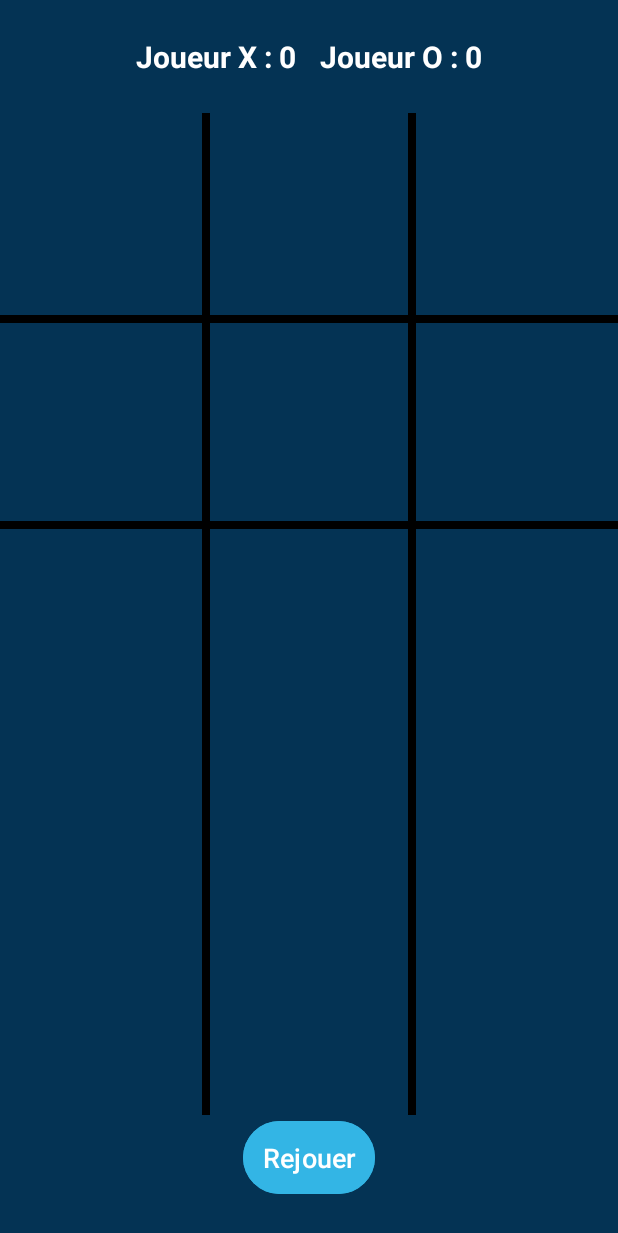
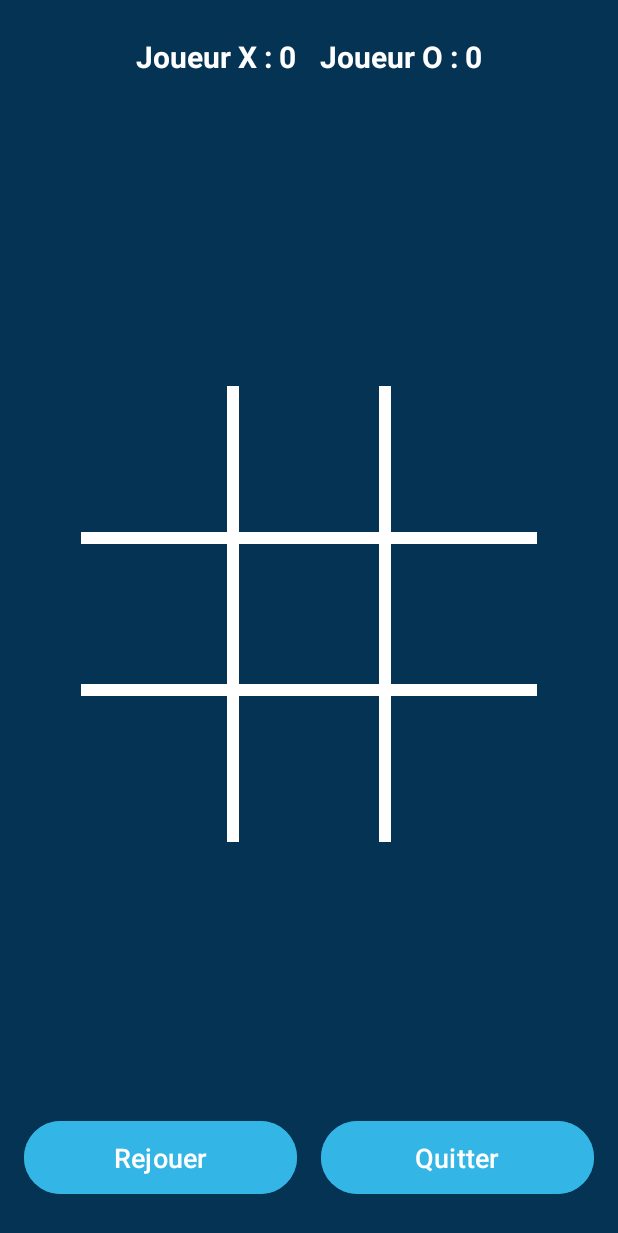
Before and after one commit to fafare56/projet_dev_mobile, an Android app: the TicTacToeActivity screen opened directly, with no data from a screen before it, on a phone screen of 412 x 824 dp. Shown: the top 1233 px of the screen. Run offline under Robolectric (Android 15) with nearby library versions, the phone set to English and light mode, and no system bars.

Commit message:
ajout scores

```diff
--- a/app/src/main/java/com/example/tictactoe/TicTacToeActivity.java
+++ b/app/src/main/java/com/example/tictactoe/TicTacToeActivity.java
@@ -9,7 +9,6 @@ import androidx.appcompat.app.AppCompatActivity;
 public class TicTacToeActivity extends AppCompatActivity {
     private int scoreX = 0;
     private int scoreO = 0;
-    private int tailleGrille = 3; // Par défaut 3x3
     private TextView scoreXText, scoreOText;
     private TicTacToeView ticTacToeView;
 
@@ -18,25 +17,39 @@ public class TicTacToeActivity extends AppCompatActivity {
         super.onCreate(savedInstanceState);
         setContentView(R.layout.tictactoe);
 
-        tailleGrille = getIntent().getIntExtra("TAILLE_GRILLE", 3);
-
         scoreXText = findViewById(R.id.scoreX);
         scoreOText = findViewById(R.id.scoreO);
         ticTacToeView = findViewById(R.id.ticTacToeView);
 
-        ticTacToeView.setTailleGrille(tailleGrille);
+        // Initialiser les scores
+        updateScoreDisplay();
 
+        // Configurer le listener pour les mises à jour de score
+        ticTacToeView.setScoreUpdateListener(new TicTacToeView.ScoreUpdateListener() {
+            @Override
+            public void onScoreUpdated(char winner) {
+                if (winner == 'X') {
+                    scoreX++;
+                } else if (winner == 'O') {
+                    scoreO++;
+                }
+                updateScoreDisplay();
+            }
+        });
+
+        // Bouton Rejouer
         Button btnRejouer = findViewById(R.id.btnRejouer);
-        btnRejouer.setOnClickListener(v -> ticTacToeView.resetBoard());
+        btnRejouer.setOnClickListener(v -> {
+            ticTacToeView.resetBoard();
+        });
+
+        // Bouton Quitter
+        Button btnQuitter = findViewById(R.id.btnQuitter);
+        btnQuitter.setOnClickListener(v -> finish());
     }
 
-    public void updateScore(char winner) {
-        if (winner == 'X') {
-            scoreX++;
-            scoreXText.setText("Joueur X : " + scoreX);
-        } else if (winner == 'O') {
-            scoreO++;
-            scoreOText.setText("Joueur O : " + scoreO);
-        }
+    private void updateScoreDisplay() {
+        scoreXText.setText("Joueur X : " + scoreX);
+        scoreOText.setText("Joueur O : " + scoreO);
     }
 }
--- a/app/src/main/java/com/example/tictactoe/TicTacToeView.java
+++ b/app/src/main/java/com/example/tictactoe/TicTacToeView.java
@@ -2,39 +2,57 @@ package com.example.tictactoe;
 
 import android.content.Context;
 import android.graphics.Canvas;
+import android.graphics.Color;
 import android.graphics.Paint;
 import android.util.AttributeSet;
+import android.util.Log;
 import android.view.MotionEvent;
 import android.view.View;
 import android.widget.Toast;
-import java.util.Arrays;
 
 public class TicTacToeView extends View {
-    private Paint paint;
     private char[][] board;
     private char currentPlayer;
     private AI iaJeu;
     private boolean gameOver = false;
 
-    private static int TAILLEGRILLE = 3;
-    private static final int ALIGNEMENT_VICTOIRE = TAILLEGRILLE;
+    private Paint gridPaint;
+    private Paint xPaint;
+    private Paint oPaint;
+    private float strokeWidth = 12f;
+
+    private int TAILLEGRILLE = 3; // Valeur par défaut
+    private ScoreUpdateListener scoreUpdateListener;
 
     public TicTacToeView(Context context, AttributeSet attrs) {
         super(context, attrs);
-        paint = new Paint();
-        paint.setColor(0xFF000000);
-        paint.setStrokeWidth(10);
+        initGame();
+    }
 
-        // Initialisation du tableau board
+    private void initGame() {
+        // Initialisation des Paint
+        gridPaint = new Paint();
+        gridPaint.setColor(Color.WHITE);
+        gridPaint.setStrokeWidth(strokeWidth);
+        gridPaint.setStyle(Paint.Style.STROKE);
+        gridPaint.setAntiAlias(true);
+
+        xPaint = new Paint(gridPaint);
+        xPaint.setStrokeWidth(strokeWidth * 1.5f);
+        xPaint.setColor(Color.WHITE);
+
+        oPaint = new Paint(gridPaint);
+        oPaint.setStrokeWidth(strokeWidth * 1.2f);
+        oPaint.setColor(Color.WHITE);
+        oPaint.setStyle(Paint.Style.STROKE);
+
+        // Initialisation du plateau
         board = new char[TAILLEGRILLE][TAILLEGRILLE];
-        currentPlayer = 'X';
-        resetBoard();  // Initialiser le plateau
-
+        resetBoard();
         iaJeu = new AI(board);
     }
 
     public void resetBoard() {
-        board = new char[TAILLEGRILLE][TAILLEGRILLE];
         for (int i = 0; i < TAILLEGRILLE; i++) {
             for (int j = 0; j < TAILLEGRILLE; j++) {
                 board[i][j] = ' ';
@@ -49,33 +67,40 @@ public class TicTacToeView extends View {
     protected void onDraw(Canvas canvas) {
         super.onDraw(canvas);
 
+        if (board == null) {
+            Log.e("TicTacToe", "Board is null in onDraw");
+            return;
+        }
+
         int width = getWidth();
         int height = getHeight();
-        int cellSize = width / TAILLEGRILLE;
+        int margin = (int)(width * 0.1f);
+        int gridSize = Math.min(width, height) - 2 * margin;
+        int cellSize = gridSize / TAILLEGRILLE;
 
-        // Réduire l'épaisseur des lignes de la grille
-        paint.setStrokeWidth(8);
-
-        // Dessiner les lignes de la grille
+        // Dessin de la grille
         for (int i = 1; i < TAILLEGRILLE; i++) {
-            int pos = i * cellSize;
-            canvas.drawLine(pos, 0, pos, height, paint);
-            canvas.drawLine(0, pos, width, pos, paint);
+            int pos = margin + i * cellSize;
+            canvas.drawLine(pos, margin, pos, margin + gridSize, gridPaint);
+            canvas.drawLine(margin, pos, margin + gridSize, pos, gridPaint);
         }
 
-        // Augmenter la taille du texte pour les symboles X et O
-        Paint textPaint = new Paint();
-        textPaint.setColor(0xFF000000);
-        textPaint.setTextSize(150);  // Augmenter la taille du texte
-        textPaint.setTextAlign(Paint.Align.CENTER);
-
-        // Dessiner les X et O dans chaque case
+        // Dessin des symboles
         for (int i = 0; i < TAILLEGRILLE; i++) {
             for (int j = 0; j < TAILLEGRILLE; j++) {
-                if (board[i][j] != ' ') {
-                    float x = j * cellSize + cellSize / 2f;
-                    float y = i * cellSize + cellSize / 2f + 35;
-                    canvas.drawText(String.valueOf(board[i][j]), x, y, textPaint);
+                if (i >= board.length || j >= board[i].length) continue;
+
+                int centerX = margin + j * cellSize + cellSize / 2;
+                int centerY = margin + i * cellSize + cellSize / 2;
+                int radius = (int)(cellSize * 0.4f);
+
+                if (board[i][j] == 'X') {
+                    canvas.drawLine(centerX - radius, centerY - radius,
+                            centerX + radius, centerY + radius, xPaint);
+                    canvas.drawLine(centerX + radius, centerY - radius,
+                            centerX - radius, centerY + radius, xPaint);
+                } else if (board[i][j] == 'O') {
+                    canvas.drawCircle(centerX, centerY, radius, oPaint);
                 }
             }
         }
@@ -83,31 +108,39 @@ public class TicTacToeView extends View {
 
     @Override
     public boolean onTouchEvent(MotionEvent event) {
-        if (gameOver) return true;
+        if (gameOver || currentPlayer != 'X') return true;
 
         int width = getWidth();
-        int cellSize = width / TAILLEGRILLE;
+        int margin = (int)(width * 0.1f);
+        int gridSize = width - 2 * margin;
+        int cellSize = gridSize / TAILLEGRILLE;
 
         if (event.getAction() == MotionEvent.ACTION_DOWN) {
-            int xPos = (int) event.getX() / cellSize;
-            int yPos = (int) event.getY() / cellSize;
+            int x = (int)event.getX();
+            int y = (int)event.getY();
 
-            if (board[yPos][xPos] == ' ') {
-                // Marquer la case avec le coup du joueur
+            // Vérifier que le toucher est dans la grille
+            if (x < margin || x > margin + gridSize ||
+                    y < margin || y > margin + gridSize) {
+                return true;
+            }
+
+            int xPos = (x - margin) / cellSize;
+            int yPos = (y - margin) / cellSize;
+
+            if (xPos >= 0 && xPos < TAILLEGRILLE &&
+                    yPos >= 0 && yPos < TAILLEGRILLE &&
+                    board[yPos][xPos] == ' ') {
+
                 board[yPos][xPos] = currentPlayer;
                 invalidate();
 
-                // Vérifier si le joueur a gagné
                 if (verifierGagnant(currentPlayer)) {
                     afficherVainqueur(currentPlayer);
-                    return true;
-                }
-
-                // Changer de joueur
-                currentPlayer = (currentPlayer == 'X') ? 'O' : 'X';
-
-                // Si c'est le tour de l'IA, faire jouer l'IA
-                if (currentPlayer == 'O') {
+                } else if (estMatchNul()) {
+                    afficherMatchNul();
+                } else {
+                    currentPlayer = 'O';
                     jouerIA();
                 }
             }
@@ -193,7 +226,7 @@ public class TicTacToeView extends View {
         int count = 0;
         for (char cell : ligne) {
             count = (cell == joueur) ? count + 1 : 0;
-            if (count == ALIGNEMENT_VICTOIRE) return true;
+            if (count == TAILLEGRILLE) return true; // Utilisation de TAILLEGRILLE au lieu de ALIGNEMENT_VICTOIRE
         }
         return false;
     }
@@ -224,12 +257,21 @@ public class TicTacToeView extends View {
 
     private void afficherVainqueur(char gagnant) {
         gameOver = true;
+        if (scoreUpdateListener != null) {
+            scoreUpdateListener.onScoreUpdated(gagnant);
+        }
+
         Toast.makeText(getContext(), "Le joueur " + gagnant + " a gagné !", Toast.LENGTH_LONG).show();
-        postDelayed(new Runnable() {
-            @Override
-            public void run() {
-                resetBoard();
-            }
-        }, 2000);
+        postDelayed(this::resetBoard, 2000);
     }
+
+    public interface ScoreUpdateListener {
+        void onScoreUpdated(char winner);
+    }
+
+    public void setScoreUpdateListener(ScoreUpdateListener listener) {
+        this.scoreUpdateListener = listener;
+    }
+
+
 }
--- a/app/src/main/res/layout/tictactoe.xml
+++ b/app/src/main/res/layout/tictactoe.xml
@@ -1,21 +1,24 @@
 <?xml version="1.0" encoding="utf-8"?>
-<LinearLayout xmlns:android="http://schemas.android.com/apk/res/android"
+<androidx.constraintlayout.widget.ConstraintLayout
+    xmlns:android="http://schemas.android.com/apk/res/android"
     xmlns:app="http://schemas.android.com/apk/res-auto"
     xmlns:tools="http://schemas.android.com/tools"
     android:layout_width="match_parent"
     android:layout_height="match_parent"
-    android:orientation="vertical"
-    android:gravity="center"
     android:background="@color/blue_foncé"
-    tools:context=".MainActivity">
+    tools:context=".TicTacToeActivity">
 
     <!-- Zone du score -->
     <LinearLayout
-        android:layout_width="match_parent"
+        android:id="@+id/scoreLayout"
+        android:layout_width="0dp"
         android:layout_height="wrap_content"
         android:orientation="horizontal"
         android:gravity="center"
-        android:padding="16dp">
+        android:padding="16dp"
+        app:layout_constraintTop_toTopOf="parent"
+        app:layout_constraintStart_toStartOf="parent"
+        app:layout_constraintEnd_toEndOf="parent">
 
         <TextView
             android:id="@+id/scoreX"
@@ -38,21 +41,53 @@
             android:textStyle="bold" />
     </LinearLayout>
 
-
+    <!-- Grille de jeu -->
     <com.example.tictactoe.TicTacToeView
         android:id="@+id/ticTacToeView"
-        android:layout_width="match_parent"
+        android:layout_width="0dp"
         android:layout_height="0dp"
-        android:layout_weight="1" />
+        app:layout_constraintTop_toBottomOf="@id/scoreLayout"
+        app:layout_constraintBottom_toTopOf="@id/buttonLayout"
+        app:layout_constraintStart_toStartOf="parent"
+        app:layout_constraintEnd_toEndOf="parent"
+        app:layout_constraintDimensionRatio="1:1"
+        android:layout_margin="16dp"/>
+
+    <!-- Layout pour les boutons -->
+    <LinearLayout
+        android:id="@+id/buttonLayout"
+        android:layout_width="0dp"
+        android:layout_height="wrap_content"
+        android:orientation="horizontal"
+        android:gravity="center"
+        app:layout_constraintBottom_toBottomOf="parent"
+        app:layout_constraintStart_toStartOf="parent"
+        app:layout_constraintEnd_toEndOf="parent"
+        android:layout_marginBottom="24dp"
+        android:paddingHorizontal="16dp">
 
         <Button
             android:id="@+id/btnRejouer"
-        android:layout_width="wrap_content"
+            android:layout_width="0dp"
             android:layout_height="wrap_content"
+            android:layout_weight="1"
             android:text="Rejouer"
             android:padding="12dp"
             android:textSize="18sp"
-        android:layout_marginBottom="24dp"
+            android:layout_marginEnd="8dp"
+            android:backgroundTint="@android:color/holo_blue_light"
+            android:textColor="@android:color/white" />
+
+        <Button
+            android:id="@+id/btnQuitter"
+            android:layout_width="0dp"
+            android:layout_height="wrap_content"
+            android:layout_weight="1"
+            android:text="Quitter"
+            android:padding="12dp"
+            android:textSize="18sp"
+            android:layout_marginStart="8dp"
             android:backgroundTint="@android:color/holo_blue_light"
             android:textColor="@android:color/white" />
     </LinearLayout>
+</androidx.constraintlayout.widget.ConstraintLayout>
```
Lines whose indentation alone changed are shown as unchanged.
